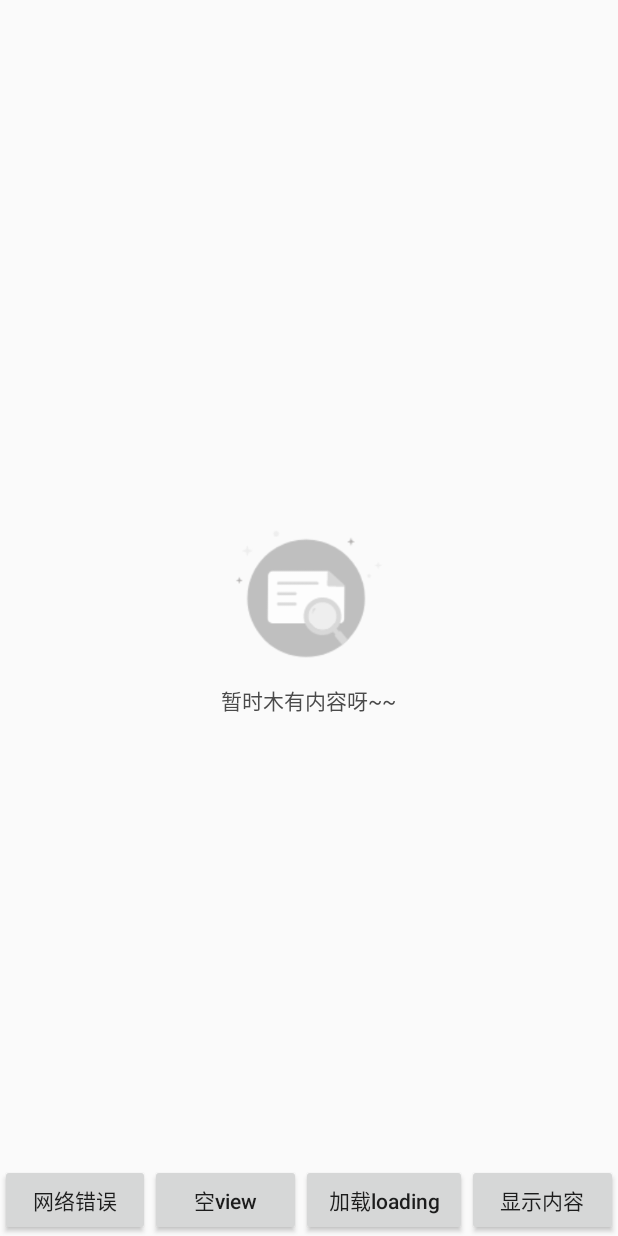
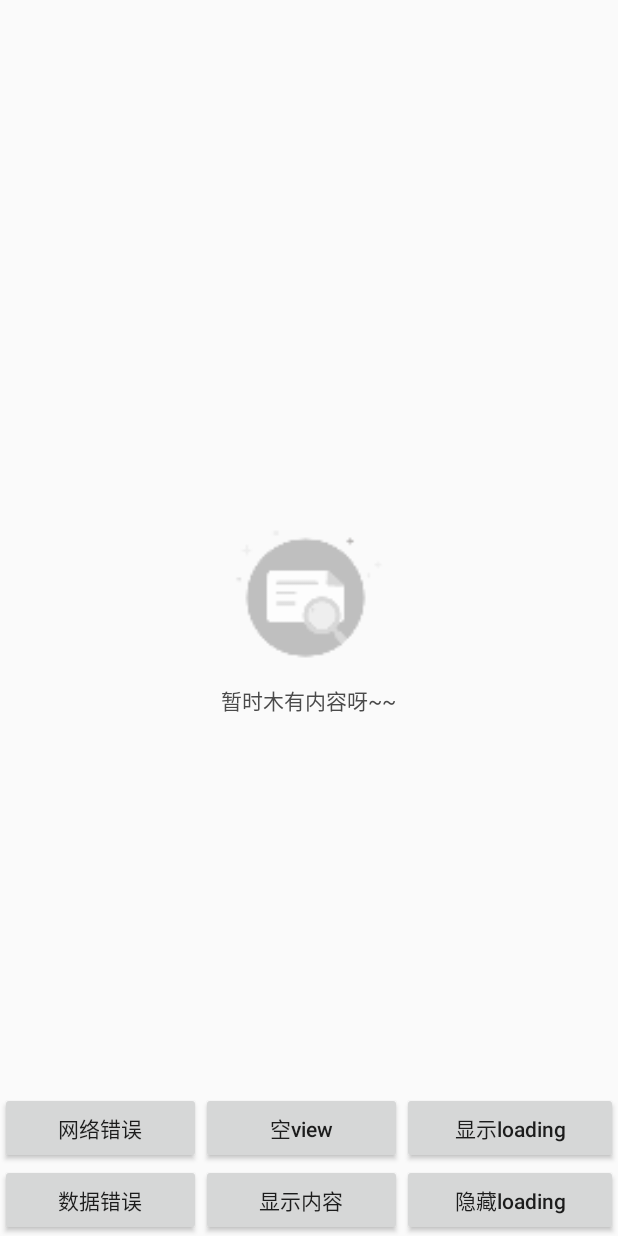
Before and after one commit to Peakmain/BasicUI, an Android app: the MultiStateLayoutActivity screen opened directly, with no data from a screen before it, after a tap on "空view", on a phone screen of 412 x 824 dp. Run offline under Robolectric (Android 15) with nearby library versions, the light colour scheme and no system bars; our stand-ins replace CircleImageView; libraries missing offline, so code that uses them is left out: com.gyf.immersionbar; 1 statement that could not run was skipped; 1 other tap on this screen came first.

Commit message:
RecyclerView实现多状态布局

```diff
--- a/app/src/main/java/com/peakmain/basicui/activity/home/recylcer/activity/MultiStateLayoutActivity.java
+++ b/app/src/main/java/com/peakmain/basicui/activity/home/recylcer/activity/MultiStateLayoutActivity.java
@@ -3,6 +3,7 @@ package com.peakmain.basicui.activity.home.recylcer.activity;
 import com.peakmain.basicui.R;
 import com.peakmain.basicui.adapter.BaseRecyclerStringAdapter;
 import com.peakmain.basicui.base.BaseActivity;
+import com.peakmain.basicui.utils.ToastUtils;
 import com.peakmain.ui.recyclerview.view.LoadRefreshRecyclerView;
 
 import java.util.ArrayList;
@@ -50,6 +51,13 @@ public class MultiStateLayoutActivity extends BaseActivity {
         findViewById(R.id.button4).setOnClickListener(v -> {
             mRecyclerView.showError();
         });
+        findViewById(R.id.button5).setOnClickListener(v -> {
+            mRecyclerView.showContentView();
+        });
+        findViewById(R.id.button6).setOnClickListener(v -> {
+            mRecyclerView.hideLoading();
+        });
+        mRecyclerView.setOnRetryClickListener(v -> ToastUtils.showShort("正在重新请求接口..."));
     }
 
     private List<String> getData() {
--- a/app/src/main/res/layout/activity_multi_state.xml
+++ b/app/src/main/res/layout/activity_multi_state.xml
@@ -10,15 +10,21 @@
         android:id="@+id/recycler_view"
         android:layout_width="match_parent"
         android:layout_height="wrap_content"
+        app:emptyView="@layout/layout_empty_view"
+        app:errorView="@layout/layout_error_view"
+        app:noNetworkView="@layout/layout_network_view"
+        app:loadingView="@layout/layout_loading_view"
         app:layoutManager="android.support.v7.widget.LinearLayoutManager"
         app:layout_constraintLeft_toLeftOf="parent"
         app:layout_constraintTop_toTopOf="parent" />
 
     <LinearLayout
+        android:id="@+id/first"
         android:layout_width="match_parent"
         android:layout_height="wrap_content"
         android:orientation="horizontal"
-        app:layout_constraintBottom_toBottomOf="parent">
+        app:layout_constraintBottom_toTopOf="@id/second"
+        >
 
         <Button
             android:id="@+id/button1"
@@ -40,14 +46,36 @@
             android:layout_width="wrap_content"
             android:layout_height="wrap_content"
             android:layout_weight="1"
-            android:text="加载loading"
+            android:text="显示loading"
             android:textAllCaps="false" />
 
+
+    </LinearLayout>
+    <LinearLayout
+        android:id="@+id/second"
+        android:layout_width="match_parent"
+        android:layout_height="wrap_content"
+        android:orientation="horizontal"
+        app:layout_constraintLeft_toLeftOf="parent"
+        app:layout_constraintBottom_toBottomOf="parent">
         <Button
             android:id="@+id/button4"
             android:layout_width="wrap_content"
             android:layout_height="wrap_content"
             android:layout_weight="1"
+            android:text="数据错误" />
+        <Button
+            android:id="@+id/button5"
+            android:layout_width="wrap_content"
+            android:layout_height="wrap_content"
+            android:layout_weight="1"
             android:text="显示内容" />
+        <Button
+            android:id="@+id/button6"
+            android:layout_width="wrap_content"
+            android:layout_height="wrap_content"
+            android:layout_weight="1"
+            android:textAllCaps="false"
+            android:text="隐藏loading" />
     </LinearLayout>
 </android.support.constraint.ConstraintLayout>
--- a/ui/src/main/java/com/peakmain/ui/recyclerview/view/WrapRecyclerView.java
+++ b/ui/src/main/java/com/peakmain/ui/recyclerview/view/WrapRecyclerView.java
@@ -26,13 +26,6 @@ public class WrapRecyclerView extends RecyclerView {
     private WrapRecyclerAdapter mWrapRecyclerAdapter;
     // 这个是列表数据的Adapter
     private Adapter mAdapter;
-    public static final int NULL_RESOURCE_ID = -1;
-    //五种状态
-    public static final int STATUS_CONTENT = 0x00;
-    public static final int STATUS_LOADING = 0x01;
-    public static final int STATUS_EMPTY = 0x02;
-    public static final int STATUS_ERROR = 0x03;
-    public static final int STATUS_NO_NETWORK = 0x04;
     // 增加一些通用功能
     // 空列表数据应该显示的空View
     // 正在加载数据页面，也就是正在获取后台接口页面
@@ -41,7 +34,6 @@ public class WrapRecyclerView extends RecyclerView {
     private View mErrorView;
     private View mLoadingView;
     private View mNoNetworkView;
-    private View mContentView;
     //布局的id
     private int mEmptyViewResId;
     private int mErrorViewResId;
@@ -51,10 +43,7 @@ public class WrapRecyclerView extends RecyclerView {
 
     private final ArrayList<Integer> mOtherIds = new ArrayList<>();
     private final ArrayList<View> mStatusView = new ArrayList<>();
-    /**
-     * 当前view的状态
-     */
-    private int mViewStatus;
+
     /**
      * 默认设置是全屏
      */
@@ -143,24 +132,9 @@ public class WrapRecyclerView extends RecyclerView {
             }
         } else {
             if (mEmptyView != null) {
-                mEmptyView.setVisibility(GONE);
+                mEmptyView.setVisibility(INVISIBLE);
             }
         }
-       /* switch (mViewStatus) {
-            case STATUS_CONTENT:
-                break;
-            case STATUS_ERROR:
-                mErrorView.setVisibility(VISIBLE);
-                break;
-            case STATUS_NO_NETWORK:
-                mNoNetworkView.setVisibility(VISIBLE);
-                break;
-            case STATUS_LOADING:
-                mLoadingView.setVisibility(VISIBLE);
-                break;
-            default:
-                break;
-        }*/
     }
 
     public WrapRecyclerView(Context context) {
@@ -207,7 +181,7 @@ public class WrapRecyclerView extends RecyclerView {
 
         //加载数据页面
         if (mLoadingView != null && mLoadingView.getVisibility() == View.VISIBLE) {
-            mLoadingView.setVisibility(View.GONE);
+            mLoadingView.setVisibility(View.INVISIBLE);
         }
 
         if (mItemClickListener != null) {
@@ -273,7 +247,7 @@ public class WrapRecyclerView extends RecyclerView {
      * @param layoutId     自定义布局文件
      * @param layoutParams 布局参数
      */
-    private void showEmpty(int layoutId, RecyclerView.LayoutParams layoutParams) {
+    public void showEmpty(int layoutId, RecyclerView.LayoutParams layoutParams) {
         showEmpty(inflateView(layoutId), layoutParams);
     }
 
@@ -284,7 +258,6 @@ public class WrapRecyclerView extends RecyclerView {
      * @param layoutParams 布局参数
      */
     private void showEmpty(View view, LayoutParams layoutParams) {
-        mViewStatus = STATUS_EMPTY;
         if (mEmptyView == null) {
             mEmptyView = view;
             View emptyRetryView = mEmptyView.findViewById(R.id.empty_retry_view);
@@ -328,7 +301,6 @@ public class WrapRecyclerView extends RecyclerView {
      * @param layoutParams 布局参数
      */
     public final void showError(View view, ViewGroup.LayoutParams layoutParams) {
-        mViewStatus = STATUS_ERROR;
         if (null == mErrorView) {
             mErrorView = view;
             View errorRetryView = mErrorView.findViewById(R.id.error_retry_view);
@@ -373,7 +345,6 @@ public class WrapRecyclerView extends RecyclerView {
      * @param layoutParams 布局参数
      */
     public final void showLoading(View view, ViewGroup.LayoutParams layoutParams) {
-        mViewStatus = STATUS_LOADING;
         if (null == mLoadingView) {
             mLoadingView = view;
             mOtherIds.add(mLoadingView.getId());
@@ -382,6 +353,14 @@ public class WrapRecyclerView extends RecyclerView {
         }
         mStatusView.add(mLoadingView);
         showViewById(mLoadingView.getId());
+    }
+
+    /**
+     * 隐藏loadingView
+     */
+    public void hideLoading() {
+        if (mLoadingView != null && mLoadingView.getVisibility() == View.VISIBLE)
+            showContentView();
     }
 
     /**
@@ -412,7 +391,6 @@ public class WrapRecyclerView extends RecyclerView {
      * @param layoutParams 布局参数
      */
     public final void showNoNetwork(View view, ViewGroup.LayoutParams layoutParams) {
-        mViewStatus = STATUS_NO_NETWORK;
         if (null == mNoNetworkView) {
             mNoNetworkView = view;
             View noNetworkRetryView = mNoNetworkView.findViewById(R.id.no_network_retry_view);
@@ -426,13 +404,28 @@ public class WrapRecyclerView extends RecyclerView {
         mStatusView.add(mNoNetworkView);
         showViewById(mNoNetworkView.getId());
     }
+
+    /**
+     * 显示内容布局
+     */
+    public void showContentView() {
+        ViewGroup parent = (ViewGroup) getParent();
+        int childCount = parent.getChildCount();
+        for (int i = 0; i < childCount; i++) {
+            View view = parent.getChildAt(i);
+            view.setVisibility(mOtherIds.contains(view.getId()) ? View.INVISIBLE : View.VISIBLE);
+        }
+        dataChanged();
+    }
+
+
     private void showViewById(int viewId) {
-        setVisibility(GONE);
+        setVisibility(INVISIBLE);
         for (View view : mStatusView) {
-            if(view.getId() == viewId){
+            if (view.getId() == viewId) {
                 view.setVisibility(VISIBLE);
-            }else{
-                view.setVisibility(GONE);
+            } else {
+                view.setVisibility(INVISIBLE);
             }
         }
     }
@@ -549,4 +542,5 @@ public class WrapRecyclerView extends RecyclerView {
         }
     }
 
+
 }
--- a/ui/src/main/res/values/ids.xml
+++ b/ui/src/main/res/values/ids.xml
@@ -1,4 +1,8 @@
 <?xml version="1.0" encoding="utf-8"?>
 <resources>
     <item name="tv_menu_tab_title" type="id" />
+    <!--多状态布局点击重试的id-->
+    <item name="empty_retry_view" type="id" />
+    <item name="error_retry_view" type="id" />
+    <item name="no_network_retry_view" type="id" />
 </resources>
```
Also changed, not shown: ui/src/main/res/drawable-xxhdpi/ic_error.png (renamed from ui/src/main/res/drawable/ic_error.png), ui/src/main/res/drawable-xxhdpi/ic_no_data.png (renamed from ui/src/main/res/drawable/ic_no_data.png), ui/src/main/res/drawable-xxhdpi/ic_no_network.png (renamed from ui/src/main/res/drawable/ic_no_network.png).
